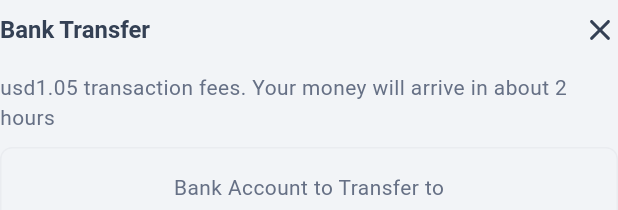
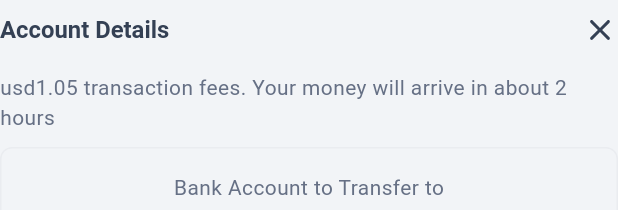
Before and after one commit to maraz-dev/remittance_mobile, a Flutter app: the BankTransferSheet widget shown alone on an empty page, opened directly, on a phone screen of 412 x 824 dp. Shown: the top 210 px of the screen. Run offline on Flutter 3.47's test engine with Material 3 defaults, Android fonts, the phone set to English and light mode, and no system bars; our stand-ins replace clock, device_info_plus, dio, file_picker, flutter_animate, flutter_screenutil and 19 more; missing offline and left inert: curl_logger_dio_interceptor, dio_cache_interceptor, dio_cache_interceptor_hive_store, flutter_skeleton_ui, get_ip_address, local_auth_android and 2 more; accounts and stored records are empty; network calls fail; Roboto replaces fonts that are missing (SFPro).

Commit message:
fix: account details sheet

```diff
--- a/lib/view/features/home/account-view/add-money/payment_method_sheet/bank_transfer_sheet.dart
+++ b/lib/view/features/home/account-view/add-money/payment_method_sheet/bank_transfer_sheet.dart
@@ -33,7 +33,7 @@ class _BankTransferSheetState extends State<BankTransferSheet> {
         Row(
           mainAxisAlignment: MainAxisAlignment.spaceBetween,
           children: [
-            const SectionHeader(text: 'Bank Transfer'),
+            const SectionHeader(text: 'Account Details'),
             InkWell(
               onTap: () => context.pop(),
               child: SvgPicture.asset(
```
Also changed, not shown: lib/view/widgets/account_options.dart (+8 -0 lines).
